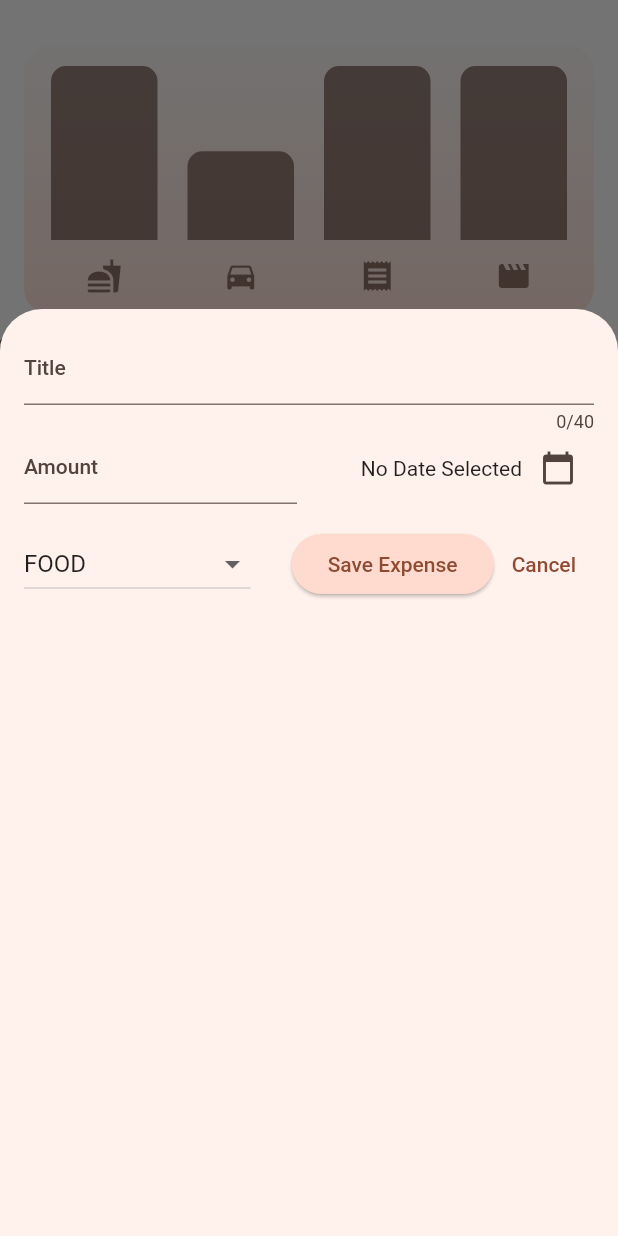
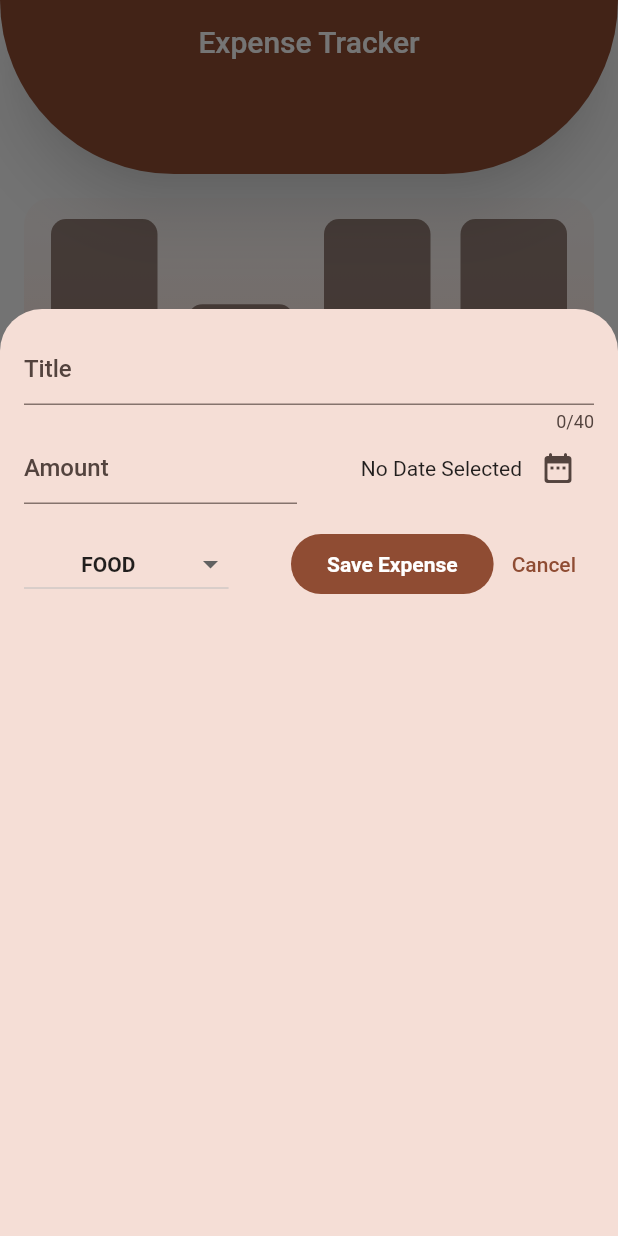
Before and after one commit to p-atharva/Flutter-Projects, a Flutter app: the screen it shows after launch, after a tap on the "add" icon, on a phone screen of 412 x 824 dp. Run offline on Flutter 3.47's test engine with Material 2 defaults, Android fonts, the phone set to English and light mode, and no system bars; drawn by our look-alikes of dotted_line; our stand-ins replace google_fonts.

Commit message:
UI Updates

```diff
--- a/2.Expense Tracker/lib/expenses.dart
+++ b/2.Expense Tracker/lib/expenses.dart
@@ -45,8 +45,10 @@ class _ExpensesState extends State<Expenses> {
     ),
   ];
 
+// Opens the add expense overlay
   void _openAddExpenseOverlay() {
     showModalBottomSheet(
+      backgroundColor: Theme.of(context).colorScheme.surfaceVariant,
       useSafeArea: true,
       isScrollControlled: true,
       context: context,
@@ -91,8 +93,9 @@ class _ExpensesState extends State<Expenses> {
 
     Widget mainContent = const Center(
       child: Text(
-        'No Expenses Here, Start Adding Some! By Spending Money!',
+        'No Expenses Here, Start Adding Some! \n                By Spending Money :))',
         softWrap: true,
+        textScaleFactor: 1.2,
       ),
     );
 
@@ -104,6 +107,22 @@ class _ExpensesState extends State<Expenses> {
     }
 
     return Scaffold(
+      appBar: AppBar(
+        title: const Text('Expense Tracker'),
+        centerTitle: true,
+        backgroundColor: Theme.of(context).colorScheme.primary,
+        foregroundColor: Theme.of(context).colorScheme.onPrimary,
+        elevation: 15,
+        shadowColor: Colors.black54,
+        shape: const RoundedRectangleBorder(
+          borderRadius: BorderRadius.only(
+            bottomLeft: Radius.circular(200),
+            bottomRight: Radius.circular(200),
+          ),
+        ),
+        bottom: const PreferredSize(
+            preferredSize: Size.fromHeight(60), child: SizedBox()),
+      ),
       floatingActionButton: FloatingActionButton(
         onPressed: _openAddExpenseOverlay,
         backgroundColor: Theme.of(context).colorScheme.primary,
@@ -117,8 +136,9 @@ class _ExpensesState extends State<Expenses> {
               top: true,
               child: Column(
                 children: [
-                  const SizedBox(height: 14),
+                  //chart widget
                   Chart(expenses: _dummydata),
+                  // Seperation line
                   const DottedLine(
                     dashColor: Colors.brown,
                     lineThickness: 4,
@@ -127,12 +147,6 @@ class _ExpensesState extends State<Expenses> {
                     dashLength: 4,
                     direction: Axis.horizontal,
                   ),
-                  // Divider(
-                  //   color: Theme.of(context).colorScheme.secondary,
-                  //   thickness: 1.2,
-                  //   indent: 12,
-                  //   endIndent: 12,
-                  // ),
                   const SizedBox(height: 6),
                   Expanded(
                     child: mainContent,
@@ -140,6 +154,7 @@ class _ExpensesState extends State<Expenses> {
                 ],
               ),
             )
+          // Widgets for larger screens
           : Row(
               children: [
                 Expanded(
--- a/2.Expense Tracker/lib/main.dart
+++ b/2.Expense Tracker/lib/main.dart
@@ -36,6 +36,7 @@ void main() {
         textTheme: ThemeData().textTheme.copyWith(),
       ),
       themeMode: ThemeMode.system,
+      debugShowCheckedModeBanner: false,
       home: const Expenses(),
     ),
   );
--- a/2.Expense Tracker/lib/model/expense.dart
+++ b/2.Expense Tracker/lib/model/expense.dart
@@ -7,10 +7,10 @@ final formatter = DateFormat.yMd();
 const uuid = Uuid();
 
 const categoryIcons = {
-  ExpenseCategory.food: Icons.fastfood,
-  ExpenseCategory.transport: Icons.directions_car,
-  ExpenseCategory.bills: Icons.receipt,
-  ExpenseCategory.entertainment: Icons.movie,
+  ExpenseCategory.food: Icons.local_dining_rounded,
+  ExpenseCategory.transport: Icons.emoji_transportation,
+  ExpenseCategory.bills: Icons.receipt_long_rounded,
+  ExpenseCategory.entertainment: Icons.casino_rounded,
 };
 
 enum ExpenseCategory {
--- a/2.Expense Tracker/lib/widgets/expenses_list/newexpense.dart
+++ b/2.Expense Tracker/lib/widgets/expenses_list/newexpense.dart
@@ -95,6 +95,7 @@ class _NewExpenseState extends State<NewExpense> {
                   maxLength: 40,
                   decoration: const InputDecoration(
                     labelText: 'Title',
+                    labelStyle: TextStyle(fontSize: 16),
                   ),
                 ),
                 Row(
@@ -106,6 +107,7 @@ class _NewExpenseState extends State<NewExpense> {
                         decoration: const InputDecoration(
                           prefixText: '\$ ',
                           labelText: 'Amount',
+                          labelStyle: TextStyle(fontSize: 16),
                         ),
                       ),
                     ),
@@ -119,7 +121,7 @@ class _NewExpenseState extends State<NewExpense> {
                               : formatter.format(_selectedDate!)),
                           IconButton(
                             onPressed: _presentDatePicker,
-                            icon: const Icon(Icons.calendar_today),
+                            icon: const Icon(Icons.date_range_rounded),
                           ),
                         ],
                       ),
@@ -130,12 +132,22 @@ class _NewExpenseState extends State<NewExpense> {
                 Row(
                   children: [
                     DropdownButton(
+                      borderRadius: const BorderRadius.all(Radius.circular(12)),
+                      alignment: Alignment.center,
+                      dropdownColor:
+                          Theme.of(context).colorScheme.surfaceVariant,
                       value: _selectedCategory,
                       items: ExpenseCategory.values
                           .map(
                             (category) => DropdownMenuItem(
                               value: category,
-                              child: Text(category.name.toUpperCase()),
+                              child: Text(
+                                category.name.toUpperCase(),
+                                style: const TextStyle(
+                                  fontWeight: FontWeight.bold,
+                                  fontSize: 14,
+                                ),
+                              ),
                             ),
                           )
                           .toList(),
@@ -150,13 +162,16 @@ class _NewExpenseState extends State<NewExpense> {
                       },
                     ),
                     const Spacer(),
-                    ElevatedButton(
+                    FilledButton(
                       onPressed: () {
                         // print(_titleController.text);
                         // print(_amountController.text);
                         _submitExpenseData();
                       },
-                      child: const Text('Save Expense'),
+                      child: const Text(
+                        'Save Expense',
+                        style: TextStyle(fontWeight: FontWeight.bold),
+                      ),
                     ),
                     TextButton(
                       onPressed: () {
@@ -164,12 +179,6 @@ class _NewExpenseState extends State<NewExpense> {
                       },
                       child: const Text('Cancel'),
                     ),
-                    // ElevatedButton(
-                    //   onPressed: () {
-                    //     Navigator.pop(context);
-                    //   },
-                    //   child: const Text('Cancel'),
-                    // ),
                   ],
                 )
               ],
```
Lines whose indentation alone changed are shown as unchanged.
